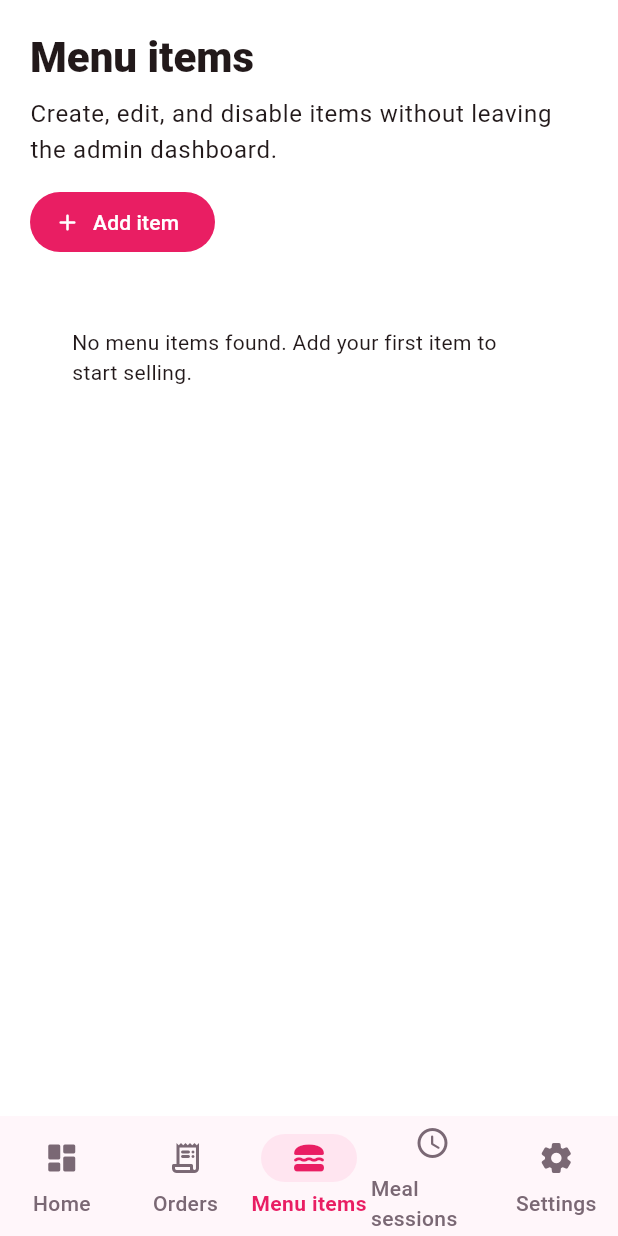
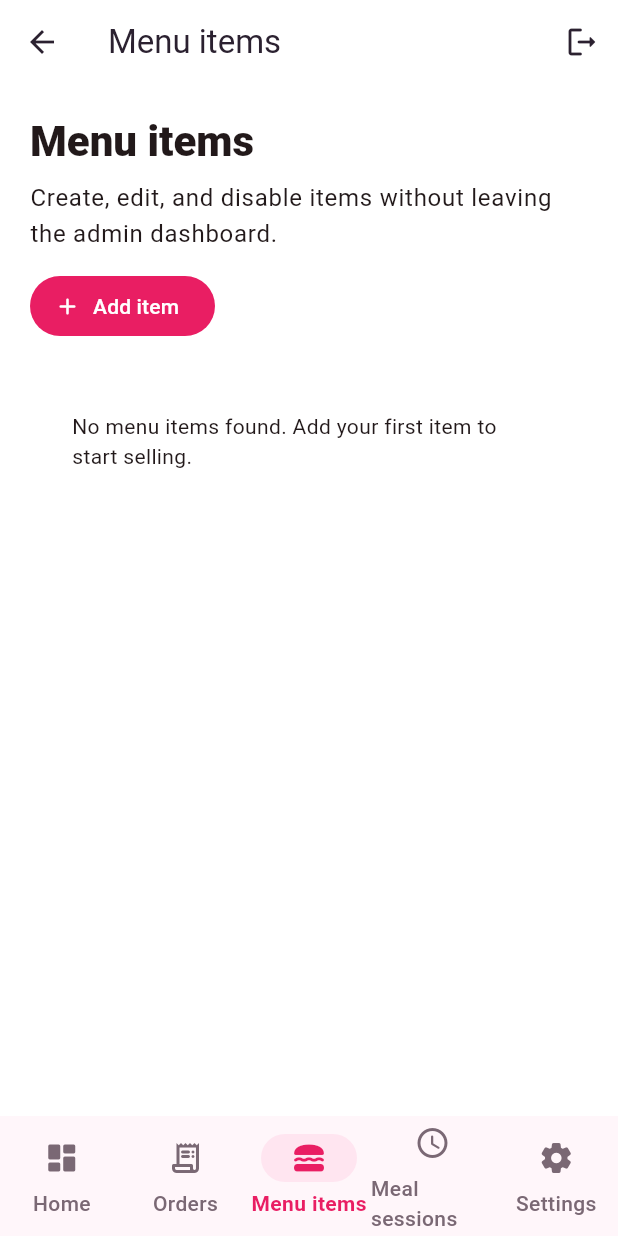
Before and after one commit to wamosa/delivery_app, a Flutter app: the _AdminShell screen opened directly with empty values, item 3 of the bottom bar chosen, on a phone screen of 412 x 824 dp. Run offline on Flutter 3.47's test engine with Material 3 defaults, Android fonts, the phone set to English and light mode, and no system bars; our stand-ins replace cloud_firestore, cloud_functions, firebase_auth, firebase_core, firebase_messaging, flutter_local_notifications; accounts and stored records are empty.

Commit message:
admin refines

```diff
--- a/lib/features/admin/presentation/admin_page.dart
+++ b/lib/features/admin/presentation/admin_page.dart
@@ -97,6 +97,16 @@ class _AdminShellState extends State<_AdminShell> {
     final colorScheme = Theme.of(context).colorScheme;
 
     return Scaffold(
+      appBar: AppBar(
+        title: Text(_destinations[_selectedIndex].label),
+        actions: [
+          IconButton(
+            tooltip: 'Logout',
+            onPressed: _authController.signOut,
+            icon: const Icon(Icons.logout_rounded),
+          ),
+        ],
+      ),
       body: SafeArea(
         child: isWide
             ? Row(
```
Also changed, not shown: lib/features/home/presentation/home_page.dart (+13 -1 lines), lib/features/menu/presentation/menu_page.dart (+17 -3 lines).
